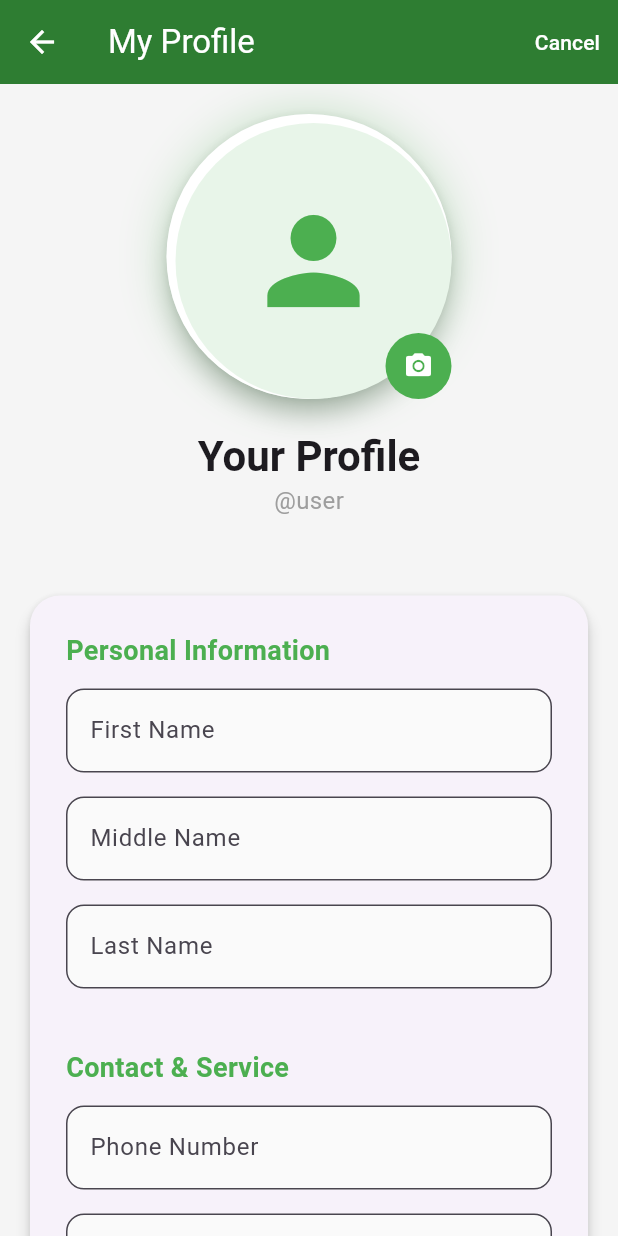
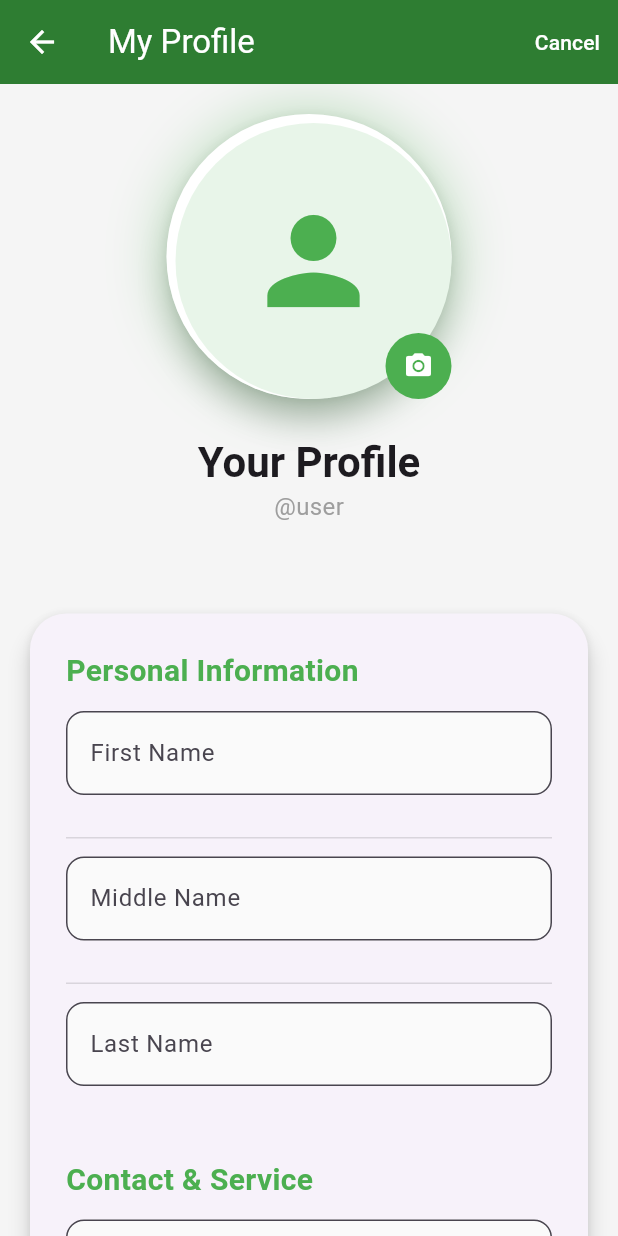
Before and after one commit to peacemakerbill/garbigo_flutter_frontend, a Flutter app: the ProfileScreen screen opened by its route, after a tap on the "edit" icon, on a phone screen of 412 x 824 dp. Run offline on Flutter 3.47's test engine with Material 3 defaults, Android fonts, the light colour scheme and no system bars; our stand-ins replace dio, flutter_map, flutter_riverpod, flutter_secure_storage, fluttertoast, geolocator and 6 more; missing offline and left inert: flutter_facebook_auth, flutter_map_cancellable_tile_provider; accounts and stored records are empty; network calls fail.

Commit message:
Enhancing the profile screen UI, added dividers

```diff
--- a/lib/features/profile/screens/profile_screen.dart
+++ b/lib/features/profile/screens/profile_screen.dart
@@ -209,9 +209,9 @@ class _ProfileScreenState extends ConsumerState<ProfileScreen> {
               constraints: const BoxConstraints(maxWidth: 620),
               child: Column(
                 children: [
-                  // ====================== PERFECT CIRCLE PROFILE PICTURE ======================
+                  // Profile Picture
                   Card(
-                    elevation: 6,
+                    elevation: 8,
                     shape: const CircleBorder(),
                     child: Container(
                       width: 190,
@@ -221,9 +221,9 @@ class _ProfileScreenState extends ConsumerState<ProfileScreen> {
                         color: Colors.white,
                         boxShadow: [
                           BoxShadow(
-                            color: Colors.green.withOpacity(0.25),
-                            blurRadius: 25,
-                            spreadRadius: 3,
+                            color: Colors.green.withOpacity(0.3),
+                            blurRadius: 30,
+                            spreadRadius: 5,
                           ),
                         ],
                       ),
@@ -252,7 +252,7 @@ class _ProfileScreenState extends ConsumerState<ProfileScreen> {
                     ),
                   ),
 
-                  const SizedBox(height: 16),
+                  const SizedBox(height: 20),
 
                   // Name and Username
                   Text(
@@ -264,15 +264,15 @@ class _ProfileScreenState extends ConsumerState<ProfileScreen> {
                   ),
                   Text('@${user?.username ?? 'user'}', style: const TextStyle(color: Colors.grey, fontSize: 16)),
 
-                  const SizedBox(height: 24),
+                  const SizedBox(height: 28),
 
                   // Social Stats
                   if (socialStats != null)
                     Card(
-                      elevation: 3,
-                      shape: RoundedRectangleBorder(borderRadius: BorderRadius.circular(16)),
+                      elevation: 4,
+                      shape: RoundedRectangleBorder(borderRadius: BorderRadius.circular(20)),
                       child: Padding(
-                        padding: const EdgeInsets.symmetric(vertical: 20),
+                        padding: const EdgeInsets.symmetric(vertical: 24, horizontal: 16),
                         child: Row(
                           mainAxisAlignment: MainAxisAlignment.spaceEvenly,
                           children: [
@@ -284,34 +284,42 @@ class _ProfileScreenState extends ConsumerState<ProfileScreen> {
                       ),
                     ),
 
-                  const SizedBox(height: 24),
+                  const SizedBox(height: 28),
 
-                  // Profile Information Card
+                  // Main Profile Information Card
                   Card(
-                    elevation: 4,
-                    shape: RoundedRectangleBorder(borderRadius: BorderRadius.circular(20)),
+                    elevation: 6,
+                    shape: RoundedRectangleBorder(borderRadius: BorderRadius.circular(24)),
                     child: Padding(
                       padding: const EdgeInsets.all(24),
                       child: Column(
                         crossAxisAlignment: CrossAxisAlignment.start,
                         children: [
                           _buildSectionTitle('Personal Information'),
+                          const SizedBox(height: 12),
                           _buildField('First Name', user?.firstName, _firstNameCtrl, _isEditing),
+                          _buildDivider(),
                           _buildField('Middle Name', user?.middleName, _middleNameCtrl, _isEditing),
+                          _buildDivider(),
                           _buildField('Last Name', user?.lastName, _lastNameCtrl, _isEditing),
 
-                          const SizedBox(height: 24),
+                          const SizedBox(height: 32),
+
                           _buildSectionTitle('Contact & Service'),
+                          const SizedBox(height: 12),
                           _buildField('Phone Number', user?.phoneNumber, _phoneCtrl, _isEditing),
+                          _buildDivider(),
                           _buildField('Home Address', user?.homeAddress, _addressCtrl, _isEditing),
+                          _buildDivider(),
                           _buildField('Waste Preferences', user?.wastePreferences, _wastePrefCtrl, _isEditing),
+                          _buildDivider(),
                           _buildField('Collection Schedule', user?.collectionSchedule, _scheduleCtrl, _isEditing),
                         ],
                       ),
                     ),
                   ),
 
-                  const SizedBox(height: 30),
+                  const SizedBox(height: 32),
 
                   if (_isEditing)
                     SizedBox(
@@ -337,13 +345,23 @@ class _ProfileScreenState extends ConsumerState<ProfileScreen> {
     );
   }
 
+  // ==================== HELPER WIDGETS ====================
+
   Widget _buildSectionTitle(String title) {
-    return Padding(
-      padding: const EdgeInsets.only(bottom: 12),
-      child: Text(
-        title,
-        style: const TextStyle(fontWeight: FontWeight.bold, fontSize: 18, color: Colors.green),
+    return Text(
+      title,
+      style: const TextStyle(
+        fontWeight: FontWeight.bold,
+        fontSize: 20,
+        color: Colors.green,
       ),
+    );
+  }
+
+  Widget _buildDivider() {
+    return const Padding(
+      padding: EdgeInsets.symmetric(vertical: 12),
+      child: Divider(height: 1, thickness: 1, color: Colors.black12),
     );
   }
 
@@ -351,10 +369,13 @@ class _ProfileScreenState extends ConsumerState<ProfileScreen> {
     if (!isEditing) {
       return ListTile(
         contentPadding: EdgeInsets.zero,
-        title: Text(label, style: const TextStyle(fontWeight: FontWeight.w600)),
+        title: Text(
+          label,
+          style: const TextStyle(fontWeight: FontWeight.w600, fontSize: 15),
+        ),
         subtitle: Text(
           value?.isNotEmpty == true ? value! : 'Not provided',
-          style: const TextStyle(fontSize: 16),
+          style: const TextStyle(fontSize: 16.5, height: 1.4),
         ),
       );
     }
@@ -376,8 +397,14 @@ class _ProfileScreenState extends ConsumerState<ProfileScreen> {
   Widget _buildStatItem(String label, dynamic value) {
     return Column(
       children: [
-        Text('$value', style: const TextStyle(fontSize: 22, fontWeight: FontWeight.bold)),
-        Text(label, style: TextStyle(color: Colors.grey.shade600, fontSize: 13)),
+        Text(
+          '$value',
+          style: const TextStyle(fontSize: 26, fontWeight: FontWeight.bold),
+        ),
+        Text(
+          label,
+          style: TextStyle(color: Colors.grey.shade600, fontSize: 13.5),
+        ),
       ],
     );
   }
```
